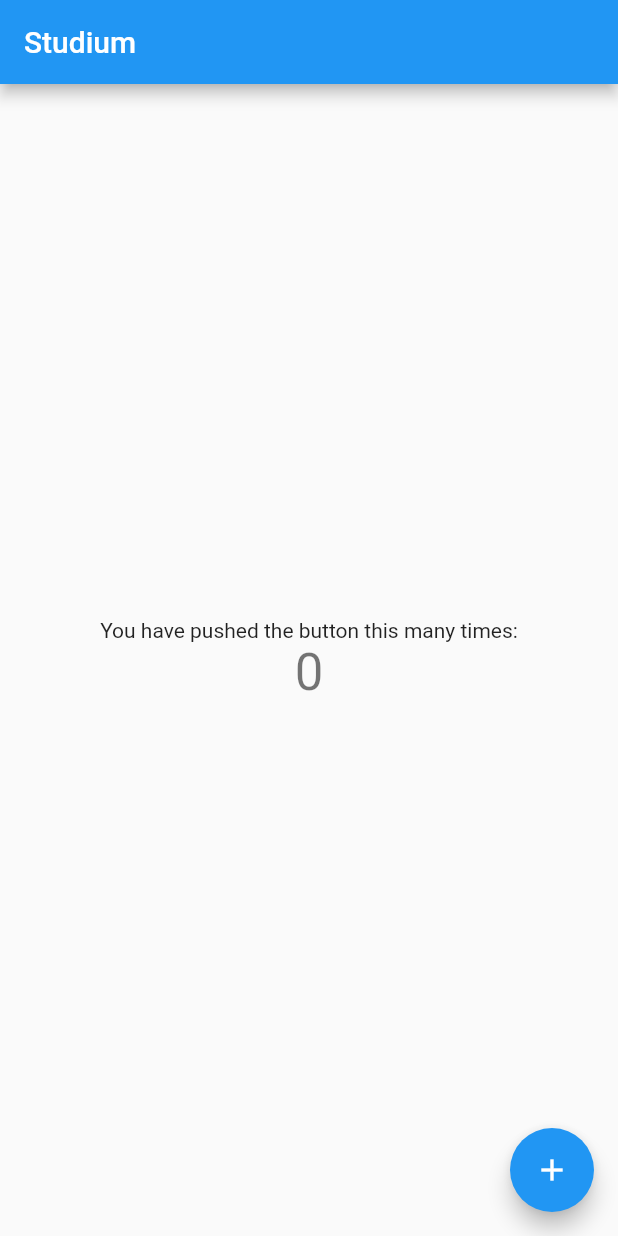
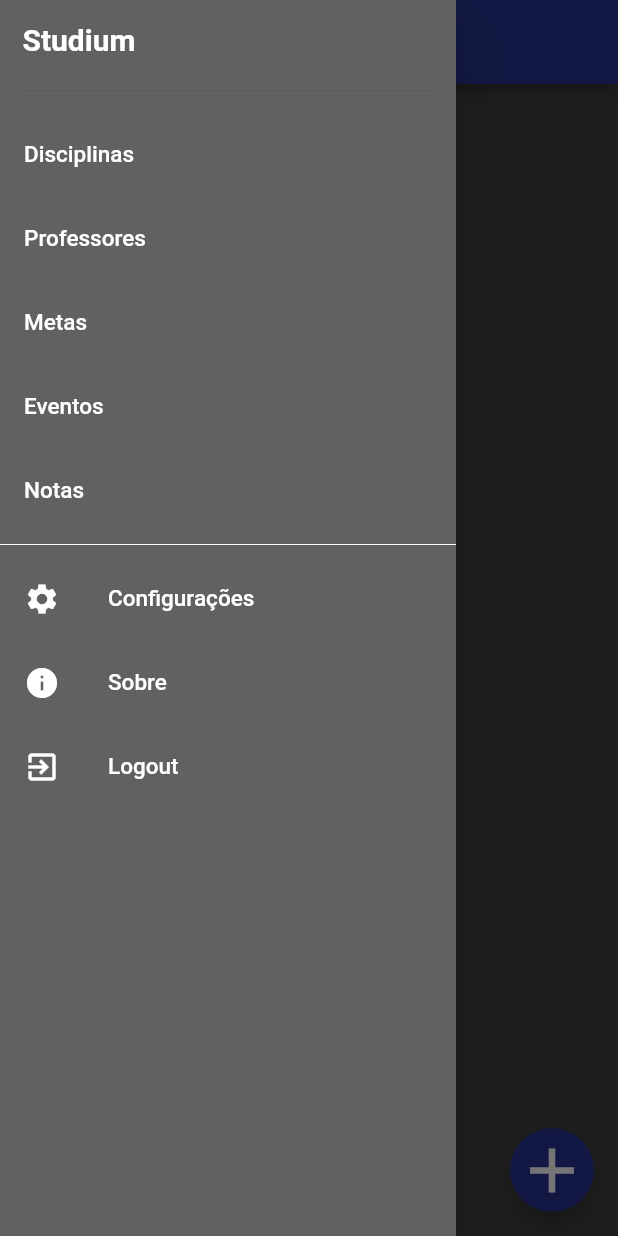
Before and after one commit to SamuelPiasecki/studium_pi, a Flutter app: the screen it shows after launch, with the side drawer open (before the commit the screen has no drawer), on a phone screen of 412 x 824 dp. Run offline on Flutter 3.47's test engine with Material 2 defaults, Android fonts, the phone set to English and light mode, and no system bars; Roboto replaces fonts that are missing (Rubik).

Commit message:
inicio do app

```diff
--- a/lib/main.dart
+++ b/lib/main.dart
@@ -1,68 +1,22 @@
 import 'package:flutter/material.dart';
+import 'package:studium_pi/pages/home/home.dart';
 
 void main() {
   runApp(MyApp());
 }
 
 class MyApp extends StatelessWidget {
-  // This widget is the root of your application.
   @override
   Widget build(BuildContext context) {
     return MaterialApp(
-      title: 'Flutter Demo',
+      title: 'Studium',
+      debugShowCheckedModeBanner: false,
       theme: ThemeData(
-        primarySwatch: Colors.blue,
+        primaryColor: Colors.grey[900],
+        accentColor: Colors.indigo[800],
+        fontFamily: 'Rubik',
       ),
-      home: MyHomePage(title: 'Studium'),
+      home: Home(),
     );
   }
 }
-
-class MyHomePage extends StatefulWidget {
-  MyHomePage({Key? key, required this.title}) : super(key: key);
-
-  final String title;
-
-  @override
-  _MyHomePageState createState() => _MyHomePageState();
-}
-
-class _MyHomePageState extends State<MyHomePage> {
-  int _counter = 0;
-
-  void _incrementCounter() {
-    setState(() {
-      _counter++;
-    });
-  }
-
-  @override
-  Widget build(BuildContext context) {
-    return Scaffold(
-      appBar: AppBar(
-        title: Text(widget.title),
-      ),
-      body: Center(
-
-        child: Column(
-
-          mainAxisAlignment: MainAxisAlignment.center,
-          children: <Widget>[
-            Text(
-              'You have pushed the button this many times:',
-            ),
-            Text(
-              '$_counter',
-              style: Theme.of(context).textTheme.headline4,
-            ),
-          ],
-        ),
-      ),
-      floatingActionButton: FloatingActionButton(
-        onPressed: _incrementCounter,
-        tooltip: 'Increment',
-        child: Icon(Icons.add),
-      ),
-    );
-  }
-}
--- /dev/null
+++ b/lib/pages/home/home.dart
@@ -0,0 +1,32 @@
+import 'package:flutter/material.dart';
+import 'package:studium_pi/pages/home/navdrawer.dart';
+
+class Home extends StatefulWidget {
+  @override
+  _HomeState createState() => _HomeState();
+}
+
+class _HomeState extends State<Home> {
+  @override
+  Widget build(BuildContext context) {
+    final appBar = AppBar(
+      backgroundColor: Colors.indigo[800],
+    );
+
+    return Scaffold(
+      drawer: NavDrawer(),
+      appBar: appBar,
+      backgroundColor: Colors.grey[800],
+      body: Center(
+        child: Column(
+          mainAxisAlignment: MainAxisAlignment.center,
+          children: <Widget>[],
+        ),
+      ),
+      floatingActionButton: FloatingActionButton(
+        onPressed: () {},
+        child: Icon(Icons.add, size: 50),
+      ),
+    );
+  }
+}
--- /dev/null
+++ b/lib/pages/home/navdrawer.dart
@@ -0,0 +1,96 @@
+import 'package:flutter/cupertino.dart';
+import 'package:flutter/material.dart';
+import 'package:studium_pi/pages/disciplina.dart';
+import 'package:studium_pi/pages/evento.dart';
+import 'package:studium_pi/pages/home/config.dart';
+import 'package:studium_pi/pages/home/sobre.dart';
+import 'package:studium_pi/pages/meta.dart';
+import 'package:studium_pi/pages/nota.dart';
+import 'package:studium_pi/pages/professor.dart';
+
+class NavDrawer extends StatelessWidget {
+  @override
+  Widget build(BuildContext context) {
+    return Drawer(
+        child: Container(
+      color: Colors.grey[700],
+      child: ListView(
+        padding: EdgeInsets.zero,
+        children: [
+          Container(
+            height: 75.0,
+            child: DrawerHeader(
+                child: Text('Studium',
+                    // textAlign: TextAlign.center,
+                    style: TextStyle(
+                        color: Colors.white,
+                        fontSize: 20,
+                        fontWeight: FontWeight.bold)),
+                decoration: BoxDecoration(
+                  color: Colors.grey[700],
+                ),
+                margin: EdgeInsets.all(15.0),
+                padding: EdgeInsets.all(0.0)),
+          ),
+          ListTile(
+              title: Text('Disciplinas',
+                  style: TextStyle(color: Colors.white, fontSize: 15)),
+              onTap: () => {
+                    Navigator.push(context,
+                        MaterialPageRoute(builder: (context) => Disciplina()))
+                  }),
+          ListTile(
+              title: Text('Professores',
+                  style: TextStyle(color: Colors.white, fontSize: 15)),
+              onTap: () => {
+                    Navigator.push(context,
+                        MaterialPageRoute(builder: (context) => Professor()))
+                  }),
+          ListTile(
+              title: Text('Metas',
+                  style: TextStyle(color: Colors.white, fontSize: 15)),
+              onTap: () => {
+                    Navigator.push(context,
+                        MaterialPageRoute(builder: (context) => Meta()))
+                  }),
+          ListTile(
+              title: Text('Eventos',
+                  style: TextStyle(color: Colors.white, fontSize: 15)),
+              onTap: () => {
+                    Navigator.push(context,
+                        MaterialPageRoute(builder: (context) => Evento()))
+                  }),
+          ListTile(
+              title: Text('Notas',
+                  style: TextStyle(color: Colors.white, fontSize: 15)),
+              onTap: () => {
+                    Navigator.push(context,
+                        MaterialPageRoute(builder: (context) => Nota()))
+                  }),
+          Divider(color: Colors.white),
+          ListTile(
+              leading: Icon(Icons.settings, color: Colors.white),
+              title: Text('Configurações',
+                  style: TextStyle(color: Colors.white, fontSize: 15)),
+              onTap: () => {
+                    Navigator.push(context,
+                        MaterialPageRoute(builder: (context) => Config()))
+                  }),
+          ListTile(
+              leading: Icon(Icons.info, color: Colors.white),
+              title: Text('Sobre',
+                  style: TextStyle(color: Colors.white, fontSize: 15)),
+              onTap: () => {
+                    Navigator.push(context,
+                        MaterialPageRoute(builder: (context) => Sobre()))
+                  }),
+          ListTile(
+              leading: Icon(Icons.exit_to_app, color: Colors.white),
+              title: Text('Logout',
+                  style: TextStyle(color: Colors.white, fontSize: 15)),
+              onTap: () => {}),
+        ],
+      ),
+    ));
+  }
+}
```
Also changed, not shown: lib/pages/disciplina.dart (added, +32 -0 lines), lib/pages/evento.dart (added, +32 -0 lines), lib/pages/home/config.dart (added, +21 -0 lines), lib/pages/home/sobre.dart (added, +22 -0 lines), lib/pages/meta.dart (added, +26 -0 lines), lib/pages/nota.dart (added, +26 -0 lines), lib/pages/professor.dart (added, +26 -0 lines).
